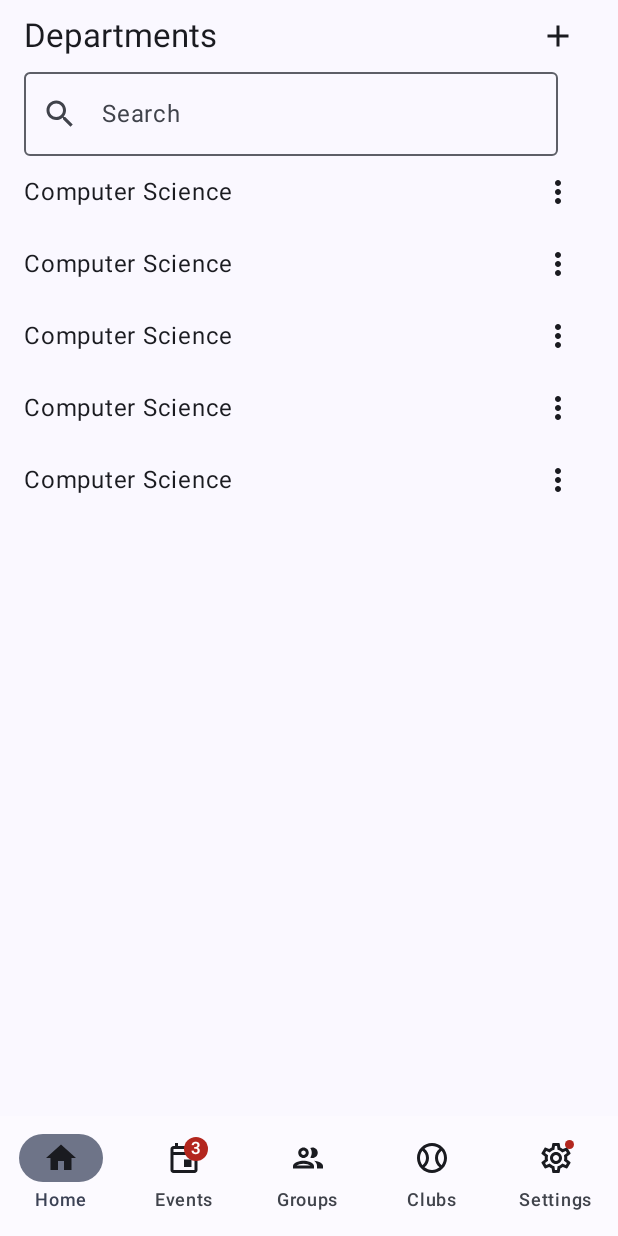
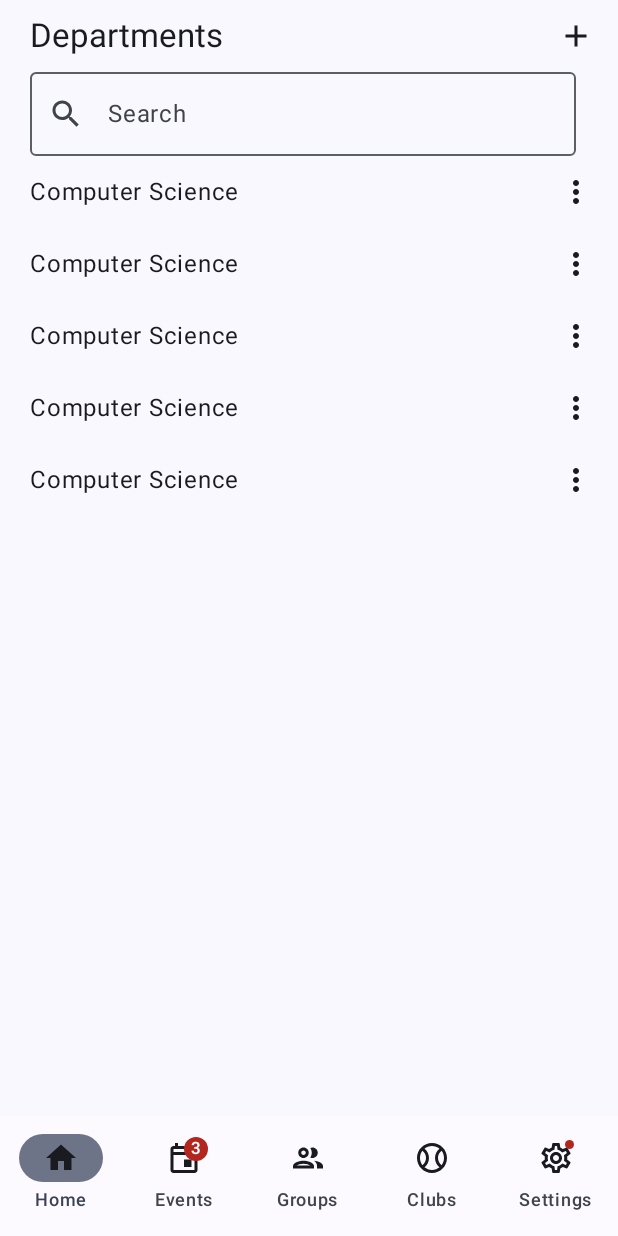
Before and after one commit to umairansariii/campus-connect-android, an Android app built with Jetpack Compose: the screen it shows after launch (MainActivity), on a phone screen of 412 x 824 dp. Run offline under Robolectric (Android 15) with nearby library versions, the phone set to English and light mode, and no system bars; our stand-ins replace Dagger/Hilt's generated code.

Commit message:
fix: content padding issue

```diff
--- a/app/src/main/java/com/umairansariii/campusconnect/presentation/screens/DepartmentScreen.kt
+++ b/app/src/main/java/com/umairansariii/campusconnect/presentation/screens/DepartmentScreen.kt
@@ -26,7 +26,7 @@ fun DepartmentScreen() {
         modifier = Modifier.fillMaxWidth(),
     ) {
         Row(
-            modifier = Modifier.fillMaxWidth().padding(horizontal = 16.dp),
+            modifier = Modifier.fillMaxWidth().padding(start = 20.dp, end = 4.dp),
             horizontalArrangement = Arrangement.SpaceBetween,
             verticalAlignment = Alignment.CenterVertically,
         ) {
@@ -43,14 +43,14 @@ fun DepartmentScreen() {
         OutlinedTextField(
             value = "",
             onValueChange = { /* Handle change */ },
-            modifier = Modifier.fillMaxWidth().padding(start = 16.dp, end = 40.dp),
+            modifier = Modifier.fillMaxWidth().padding(start = 20.dp, end = 28.dp),
             placeholder = { Text(text = "Search") },
             leadingIcon = {
                 Icon(Icons.Outlined.Search, contentDescription = "department-search-icon")
             },
         )
         LazyColumn(
-            Modifier.fillMaxWidth().padding(horizontal = 16.dp),
+            Modifier.fillMaxWidth().padding(start = 20.dp, end = 4.dp),
         ) {
             items(5) { item ->
                 DepartmentCard()
```
